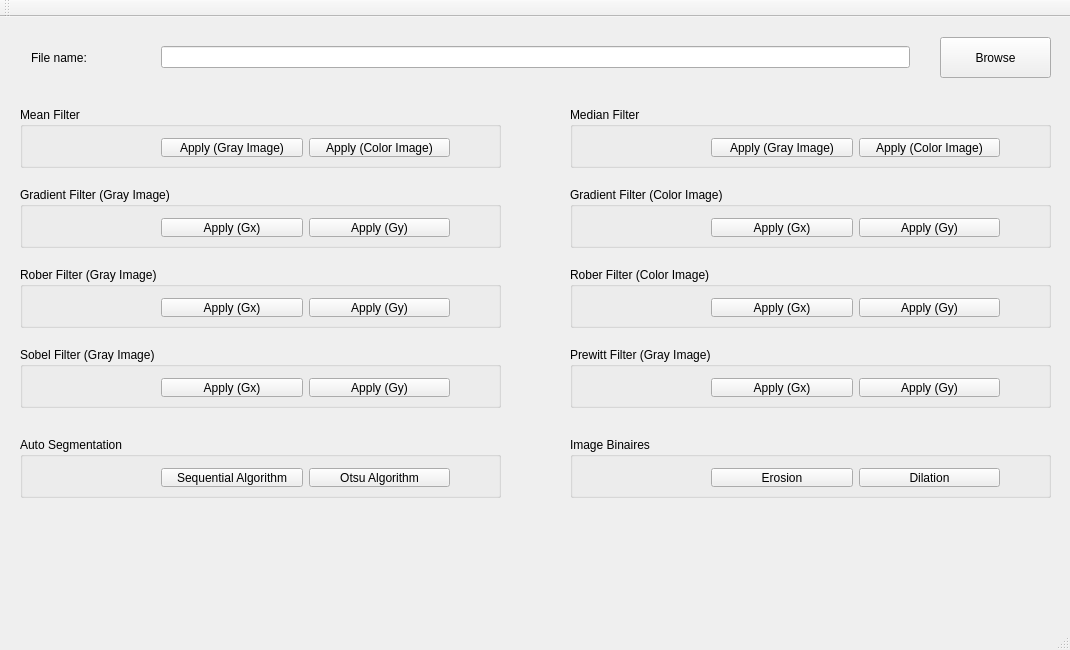
First picture: the form in src/ImageProcessingFilters/mainwindow.ui, repository luuthanhvan/Image-Processing, before the edit.
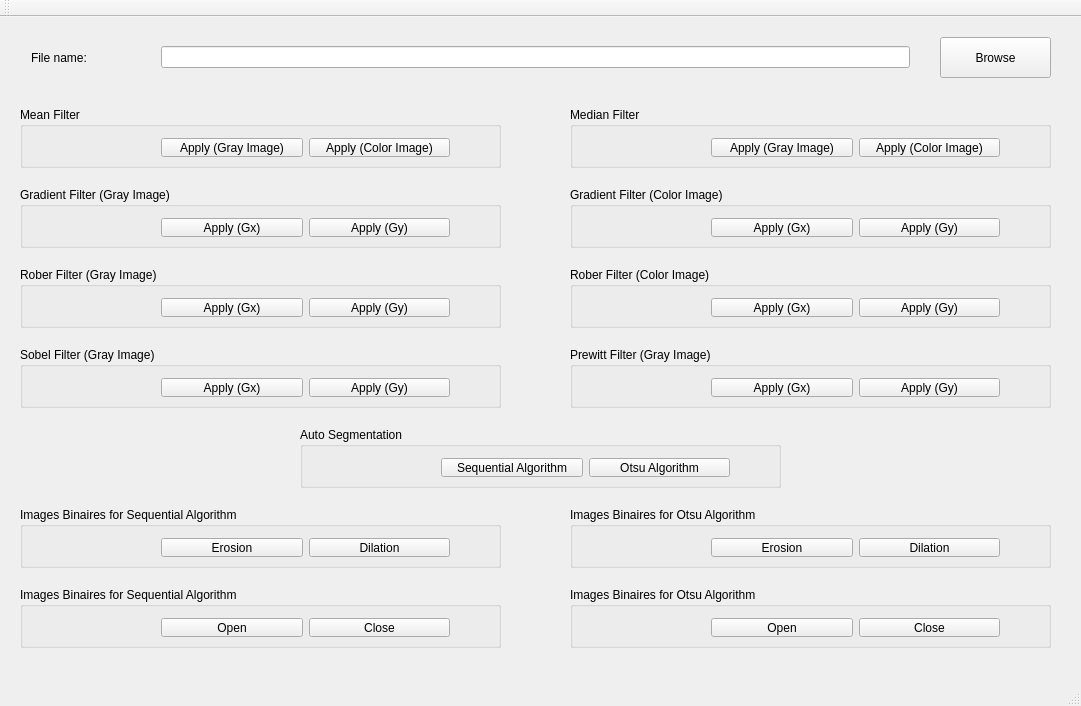
Second picture: the form after the edit.

Commit message: Add Images Binaires for Sequential and Otsu algorithms

What changed in the file:
```diff
--- a/src/ImageProcessingFilters/mainwindow.ui
+++ b/src/ImageProcessingFilters/mainwindow.ui
@@ -6,8 +6,8 @@
    <rect>
     <x>0</x>
     <y>0</y>
-    <width>1070</width>
-    <height>650</height>
+    <width>1081</width>
+    <height>706</height>
    </rect>
   </property>
   <property name="windowTitle">
@@ -337,8 +337,8 @@
    <widget class="QGroupBox" name="gBox_autoSegmentation">
     <property name="geometry">
      <rect>
-      <x>20</x>
-      <y>420</y>
+      <x>300</x>
+      <y>410</y>
       <width>481</width>
       <height>61</height>
      </rect>
@@ -415,14 +415,14 @@
    <widget class="QGroupBox" name="gBox_imageBinaires">
     <property name="geometry">
      <rect>
-      <x>570</x>
-      <y>420</y>
+      <x>20</x>
+      <y>490</y>
       <width>481</width>
       <height>61</height>
      </rect>
     </property>
     <property name="title">
-     <string>Image Binaires</string>
+     <string>Images Binaires for Sequential Algorithm</string>
     </property>
     <widget class="QWidget" name="layoutWidget_14">
      <property name="geometry">
@@ -451,6 +451,123 @@
      </layout>
     </widget>
    </widget>
+   <widget class="QGroupBox" name="gBox_imageBinaires_OpenClose_Sequential">
+    <property name="geometry">
+     <rect>
+      <x>20</x>
+      <y>570</y>
+      <width>481</width>
+      <height>61</height>
+     </rect>
+    </property>
+    <property name="title">
+     <string>Images Binaires for Sequential Algorithm</string>
+    </property>
+    <widget class="QWidget" name="layoutWidget_15">
+     <property name="geometry">
+      <rect>
+       <x>130</x>
+       <y>20</y>
+       <width>311</width>
+       <height>41</height>
+      </rect>
+     </property>
+     <layout class="QHBoxLayout" name="horizontalLayout_imageBinaires_OpenClose_Sequential">
+      <item>
+       <widget class="QPushButton" name="btn_imageBinaires_Open_Sequential">
+        <property name="text">
+         <string>Open</string>
+        </property>
+       </widget>
+      </item>
+      <item>
+       <widget class="QPushButton" name="btn_imageBinaires_Close_Sequential">
+        <property name="text">
+         <string>Close</string>
+        </property>
+       </widget>
+      </item>
+     </layout>
+    </widget>
+   </widget>
+   <widget class="QGroupBox" name="gBox_imageBinaires_OpenClose_Otsu">
+    <property name="geometry">
+     <rect>
+      <x>570</x>
+      <y>570</y>
+      <width>481</width>
+      <height>61</height>
+     </rect>
+    </property>
+    <property name="title">
+     <string>Images Binaires for Otsu Algorithm</string>
+    </property>
+    <widget class="QWidget" name="layoutWidget_16">
+     <property name="geometry">
+      <rect>
+       <x>130</x>
+       <y>20</y>
+       <width>311</width>
+       <height>41</height>
+      </rect>
+     </property>
+     <layout class="QHBoxLayout" name="horizontalLayout_imageBinaires_OpenClose_Otsu">
+      <item>
+       <widget class="QPushButton" name="btn_imageBinaires_Open_Otsu">
+        <property name="text">
+         <string>Open</string>
+        </property>
+       </widget>
+      </item>
+      <item>
+       <widget class="QPushButton" name="btn_imageBinaires_Close_Otsu">
+        <property name="text">
+         <string>Close</string>
+        </property>
+       </widget>
+      </item>
+     </layout>
+    </widget>
+   </widget>
+   <widget class="QGroupBox" name="gBox_imageBinaires_Otsu">
+    <property name="geometry">
+     <rect>
+      <x>570</x>
+      <y>490</y>
+      <width>481</width>
+      <height>61</height>
+     </rect>
+    </property>
+    <property name="title">
+     <string>Images Binaires for Otsu Algorithm</string>
+    </property>
+    <widget class="QWidget" name="layoutWidget_17">
+     <property name="geometry">
+      <rect>
+       <x>130</x>
+       <y>20</y>
+       <width>311</width>
+       <height>41</height>
+      </rect>
+     </property>
+     <layout class="QHBoxLayout" name="horizontalLayout_imageBinaires_Otsu">
+      <item>
+       <widget class="QPushButton" name="btn_imageBinaires_Erosion_Otsu">
+        <property name="text">
+         <string>Erosion</string>
+        </property>
+       </widget>
+      </item>
+      <item>
+       <widget class="QPushButton" name="btn_imageBinaires_Dilation_Otsu">
+        <property name="text">
+         <string>Dilation</string>
+        </property>
+       </widget>
+      </item>
+     </layout>
+    </widget>
+   </widget>
   </widget>
   <widget class="QMenuBar" name="menuBar">
    <property name="geometry">
```
Left out of the diff: 2 changed lines with no effect on the pictures. The commit also changes 2 other files.
